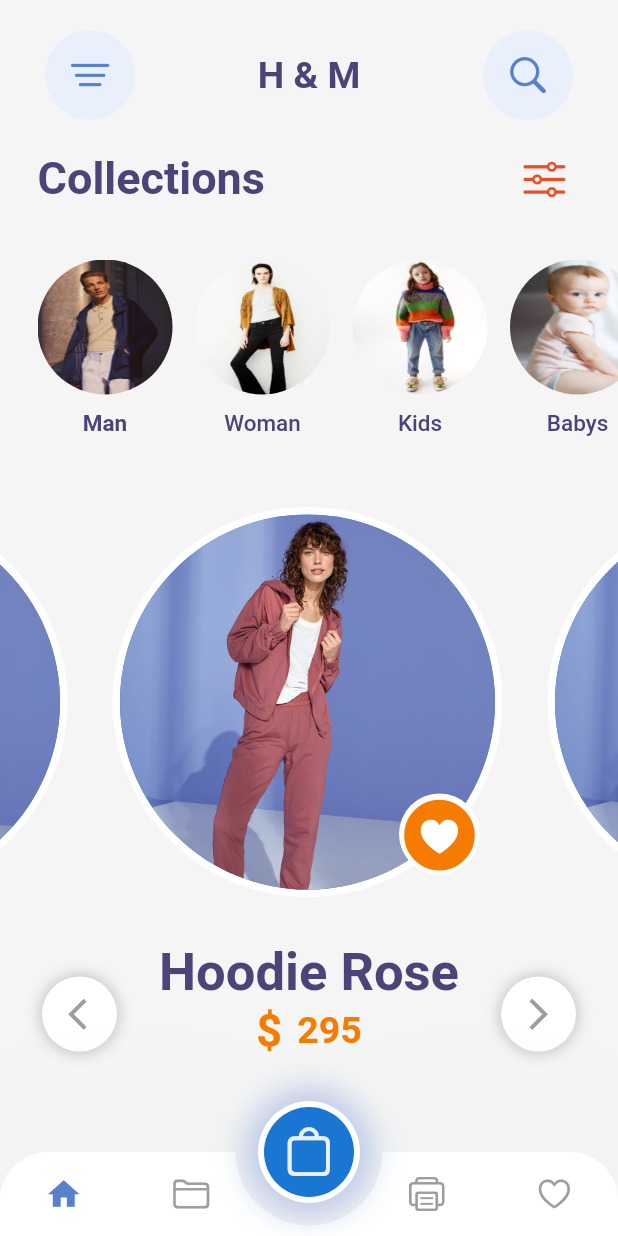
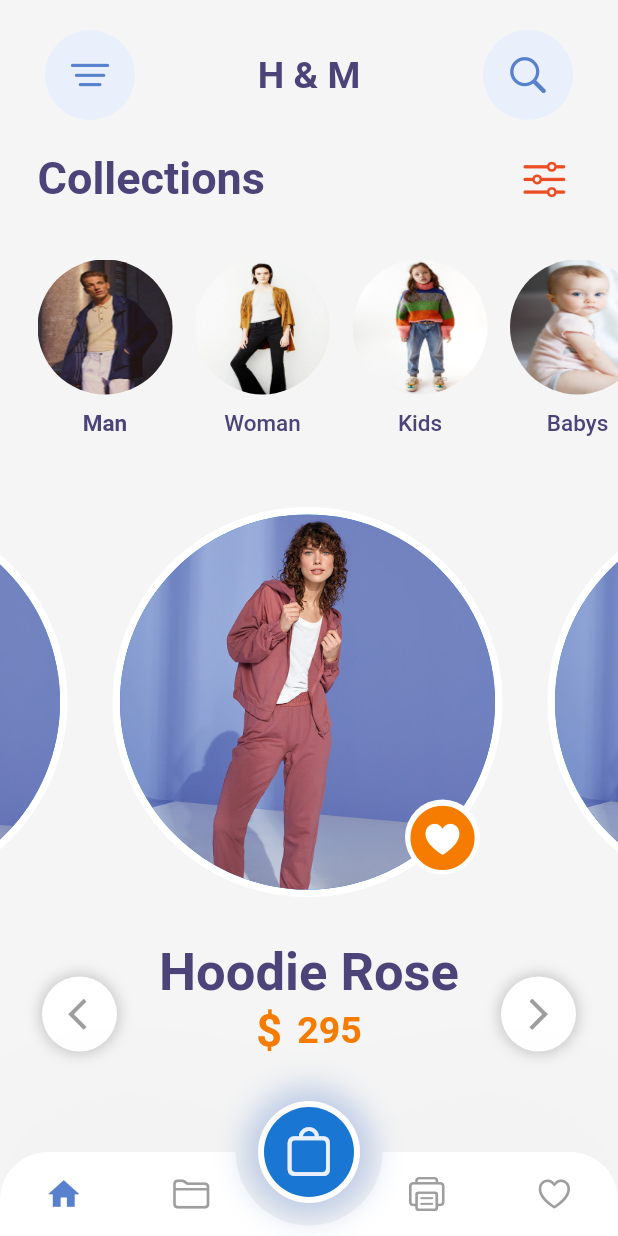
Before and after one commit to alperefesahin/e_commerce_ui, a Flutter app: the screen it shows after launch, on a phone screen of 412 x 824 dp. Run offline on Flutter 3.47's test engine with Material 2 defaults, Android fonts, the phone set to English and light mode, and no system bars; drawn by our look-alikes of animated_bottom_navigation_bar, auto_size_text; our stand-ins replace google_fonts.

Commit message:
fix: like button size

```diff
--- a/lib/presentation/pages/home/widgets/collection_items.dart
+++ b/lib/presentation/pages/home/widgets/collection_items.dart
@@ -42,11 +42,11 @@ class CollectionItems extends StatelessWidget {
                               ? Padding(
                                   padding: const EdgeInsets.only(bottom: 15, right: 15),
                                   child: CircleAvatar(
-                                      radius: 27.0,
+                                      radius: 25.0,
                                       backgroundColor: whiteColor,
                                       child: Icon(
                                         CupertinoIcons.heart_circle_fill,
-                                        size: 55,
+                                        size: 50,
                                         color: orangeColor,
                                       )),
                                 )
```
